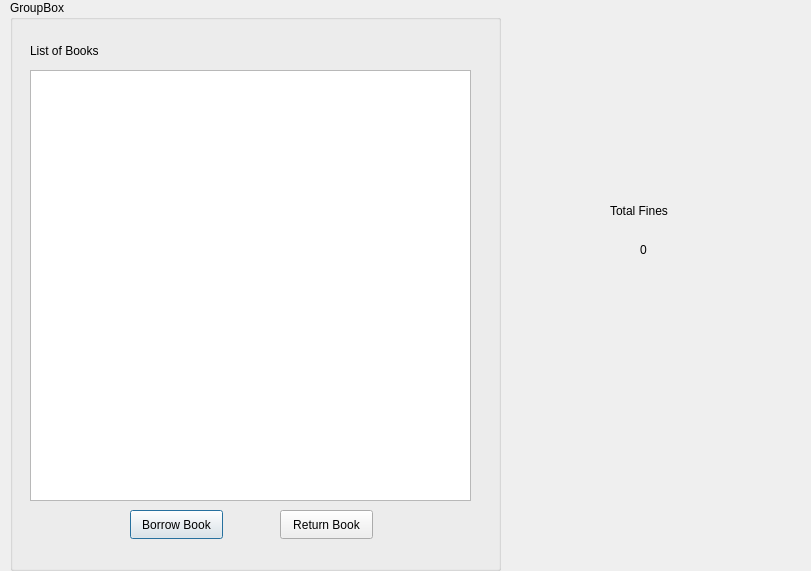
Old version of the form borrow_return_book.ui in the repository kareemelramly/Library-Management-System.
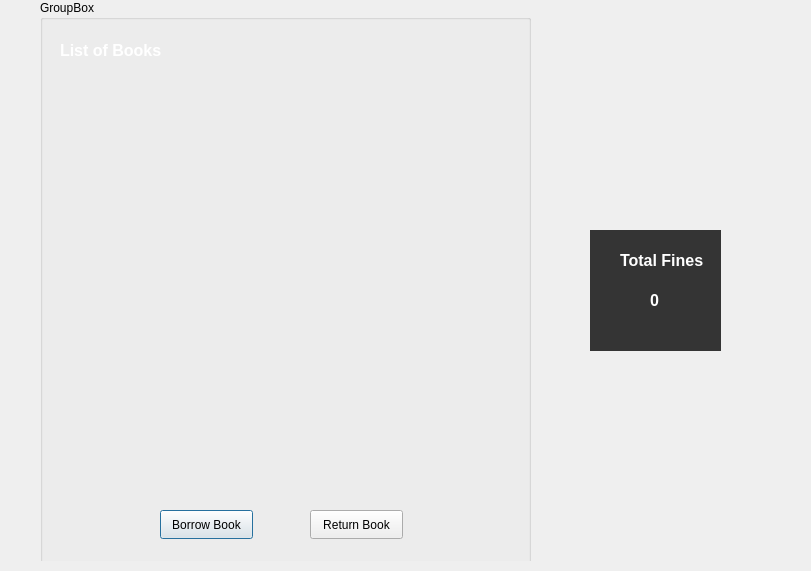
New version of the form. Icons and pictures are not drawn.

```diff
--- a/borrow_return_book.ui
+++ b/borrow_return_book.ui
@@ -13,11 +13,80 @@
   <property name="windowTitle">
    <string>Dialog</string>
   </property>
+  <property name="styleSheet">
+   <string notr="true">
+QDialog{
+    background-image: url(&quot;:/Images/ylswjsy7stw-2048x1201.jpg&quot;);
+    background-repeat: no-repeat;
+    background-position: center;
+    background-attachment: fixed;
+}
+</string>
+  </property>
+  <widget class="QFrame" name="frame">
+   <property name="geometry">
+    <rect>
+     <x>30</x>
+     <y>-70</y>
+     <width>711</width>
+     <height>631</height>
+    </rect>
+   </property>
+   <property name="styleSheet">
+    <string notr="true">QFrame{
+background:transparent;
+}
+
+
+
+QLabel {
+    font-family: &quot;Segoe UI&quot;;       /* Or any font you like */
+    font-size: 16px;               /* Adjust size as needed */
+    font-weight: bold;             /* This makes it bold */
+    color: white;                  /* Optional: sets text color */
+}
+QLineEdit {
+    color: #FFFFFF;  /* White text color */
+    background: transparent;
+    border: none;
+    border-bottom: 2px solid white;
+    padding: 2px;
+    font-weight: bold;
+}
+
+QLineEdit:focus {
+    border-bottom: 2px solid #FFD700; /* gold underline when focused */
+}
+
+
+
+
+</string>
+   </property>
+   <property name="frameShape">
+    <enum>QFrame::Shape::StyledPanel</enum>
+   </property>
+   <property name="frameShadow">
+    <enum>QFrame::Shadow::Raised</enum>
+   </property>
+   <widget class="QLabel" name="label">
+    <property name="geometry">
+     <rect>
+      <x>590</x>
+      <y>320</y>
+      <width>131</width>
+      <height>21</height>
+     </rect>
+    </property>
+    <property name="text">
+     <string>Total Fines</string>
+    </property>
+   </widget>
   <widget class="QGroupBox" name="groupBox">
    <property name="geometry">
     <rect>
      <x>10</x>
-     <y>0</y>
+      <y>70</y>
      <width>491</width>
      <height>571</height>
     </rect>
@@ -60,6 +129,11 @@
       <height>431</height>
      </rect>
     </property>
+     <property name="styleSheet">
+      <string notr="true">QListView{
+background:rgba(255, 255,255, .8);
+}</string>
+     </property>
    </widget>
    <widget class="QPushButton" name="return_book_button">
     <property name="geometry">
@@ -75,24 +149,11 @@
     </property>
    </widget>
   </widget>
-  <widget class="QLabel" name="label">
-   <property name="geometry">
-    <rect>
-     <x>610</x>
-     <y>200</y>
-     <width>81</width>
-     <height>21</height>
-    </rect>
-   </property>
-   <property name="text">
-    <string>Total Fines</string>
-   </property>
-  </widget>
   <widget class="QLabel" name="fines_money">
    <property name="geometry">
     <rect>
-     <x>640</x>
-     <y>240</y>
+      <x>620</x>
+      <y>360</y>
      <width>31</width>
      <height>20</height>
     </rect>
@@ -100,6 +161,29 @@
    <property name="text">
     <string>0</string>
    </property>
+   </widget>
+   <widget class="QLabel" name="labelback">
+    <property name="geometry">
+     <rect>
+      <x>560</x>
+      <y>300</y>
+      <width>131</width>
+      <height>121</height>
+     </rect>
+    </property>
+    <property name="styleSheet">
+     <string notr="true">QLabel{
+background:rgba(0,0,0,200);
+}</string>
+    </property>
+    <property name="text">
+     <string/>
+    </property>
+   </widget>
+   <zorder>labelback</zorder>
+   <zorder>label</zorder>
+   <zorder>groupBox</zorder>
+   <zorder>fines_money</zorder>
   </widget>
  </widget>
  <resources/>
```
Lines whose indentation alone changed are shown as unchanged.
